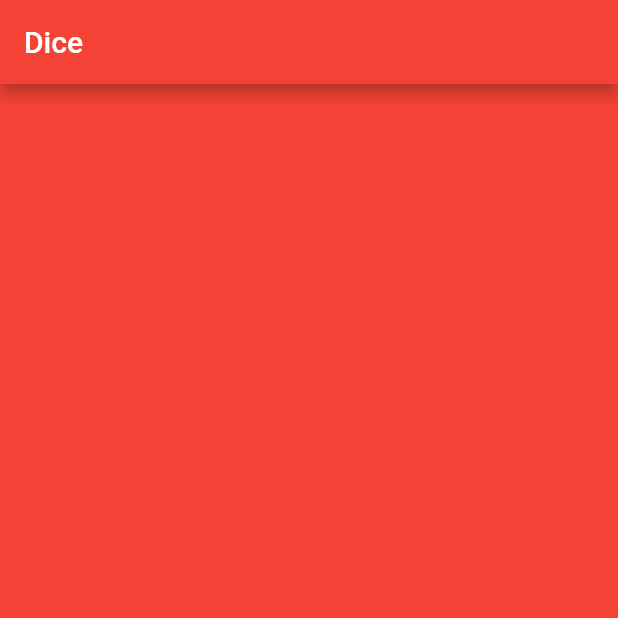
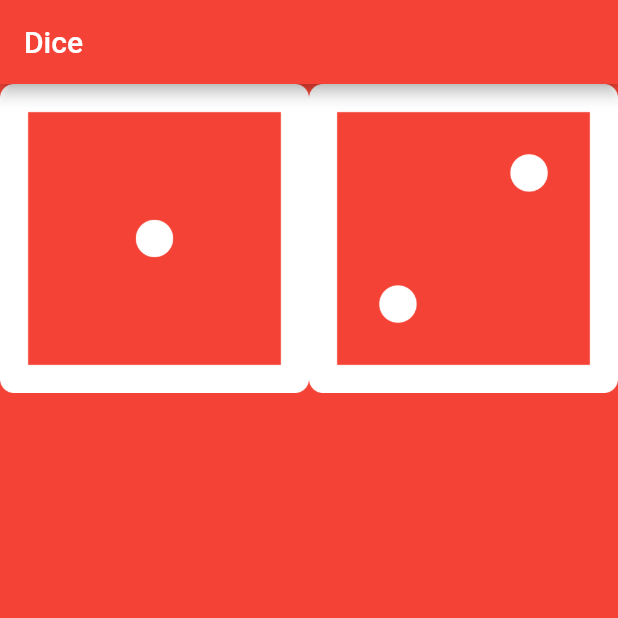
Before and after one commit to ikramsalim/dice, a Flutter app: the screen it shows after launch, on a phone screen of 412 x 824 dp, the top half of it. Run offline on Flutter 3.47's test engine with Material 2 defaults, Android fonts, the phone set to English and light mode, and no system bars.

Commit message:
Added two images by using AssetImage and created a directory for images and linked at the yaml file.

```diff
--- a/lib/main.dart
+++ b/lib/main.dart
@@ -18,6 +18,19 @@ void main() {
 class DicePage extends StatelessWidget {
   @override
   Widget build(BuildContext context) {
-    return Container();
+    return Row(
+      children: <Widget>[
+        Expanded(
+          child: Image(
+            image: AssetImage('images/dice1.png'),
+          ),
+        ),
+        Expanded(
+          child: Image(
+            image: AssetImage('images/dice2.png'),
+          ),
+        ),
+      ],
+    );
   }
 }
```
